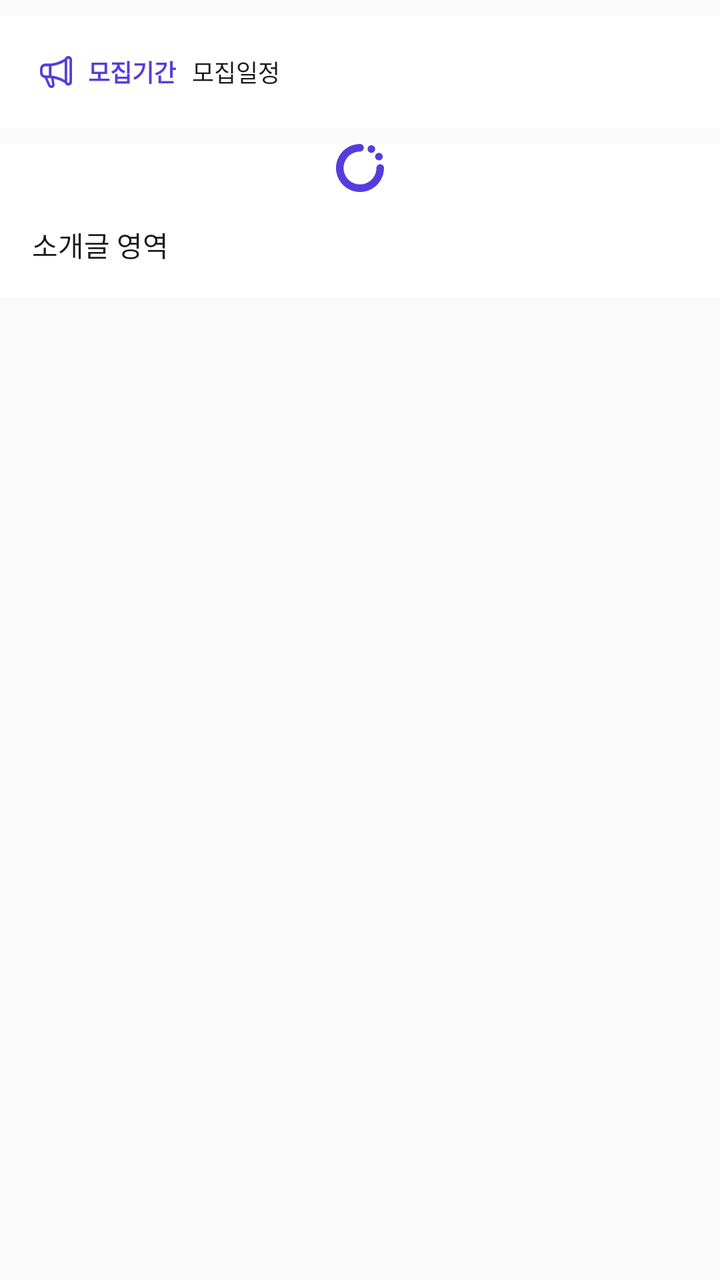
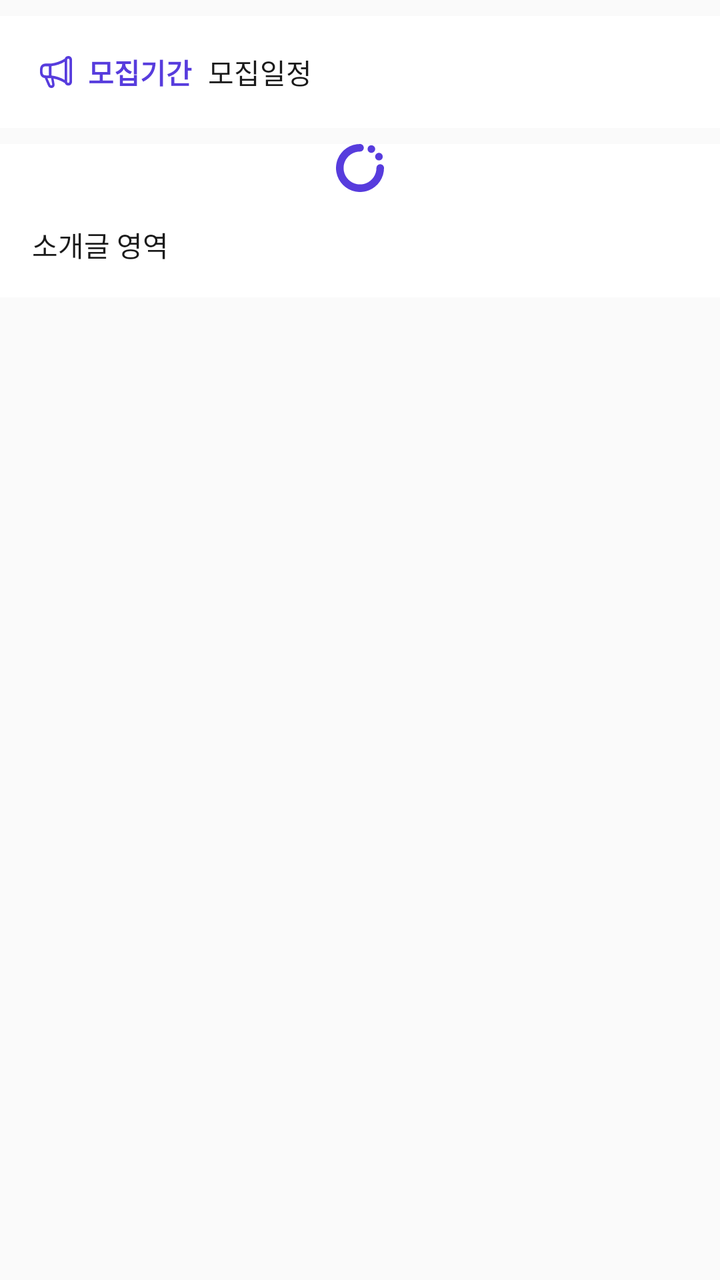

The first picture is an Android layout as it rendered before a commit; the second is the same layout after the commit. The layout source and the unified diff follow.
<!-- AndroidManifest.xml: application theme Theme.CircleOn -->
<!-- res/layout/fragment_circle_detail_introduction.xml -->
<?xml version="1.0" encoding="utf-8"?>
<androidx.core.widget.NestedScrollView xmlns:android="http://schemas.android.com/apk/res/android"
    xmlns:tools="http://schemas.android.com/tools"
    android:layout_width="match_parent"
    android:layout_height="match_parent"
    android:background="@color/grey_1"
    android:orientation="vertical"
    tools:context=".view.screen.home.CircleDetailIntroductionFragment">

    <androidx.appcompat.widget.LinearLayoutCompat
        android:layout_width="match_parent"
        android:layout_height="wrap_content"
        android:orientation="vertical">

        <androidx.appcompat.widget.LinearLayoutCompat
            android:layout_width="match_parent"
            android:layout_height="wrap_content"
            android:layout_marginVertical="@dimen/margin_padding_small"
            android:padding="@dimen/margin_padding_large"
            android:orientation="horizontal"
            android:gravity="center_vertical"
            android:background="@color/white">

            <androidx.appcompat.widget.AppCompatImageView
                android:layout_width="wrap_content"
                android:layout_height="wrap_content"
                android:src="@drawable/ic_announcement"/>

            <androidx.appcompat.widget.AppCompatTextView
                android:layout_width="wrap_content"
                android:layout_height="wrap_content"
                android:layout_marginStart="@dimen/margin_padding_x_small"
                android:textAppearance="@style/small_bold_text"
                android:textColor="@color/purple_5"
                android:text="@string/text_recruitment_date"/>

            <androidx.appcompat.widget.AppCompatTextView
                android:id="@+id/txtRecruitmentDate"
                android:layout_width="wrap_content"
                android:layout_height="wrap_content"
                android:textSize="@dimen/text_size_small"
                android:textColor="@color/grey_9"
                android:lineSpacingExtra="2sp"
                android:layout_marginStart="@dimen/margin_padding_small"
                android:text="모집일정"/>

        </androidx.appcompat.widget.LinearLayoutCompat>

        <androidx.appcompat.widget.AppCompatImageView
            android:id="@+id/imgCircleIntroduction"
            android:layout_width="match_parent"
            android:layout_height="wrap_content"
            android:background="@color/white"
            android:src="@drawable/logo_main"/>

        <TextView
            android:id="@+id/txtCircleIntroductionContent"
            android:layout_width="match_parent"
            android:layout_height="wrap_content"
            android:padding="@dimen/margin_padding_large"
            android:textSize="@dimen/text_size_default"
            android:textColor="@color/grey_9"
            android:background="@color/white"
            android:text="소개글 영역"/>

    </androidx.appcompat.widget.LinearLayoutCompat>

</androidx.core.widget.NestedScrollView>
<!-- resources referenced by this layout -->
<resources>
  <color name="grey_1">#FAFAFA</color>
  <color name="grey_9">#1A1A1A</color>
  <color name="purple_5">#573CDD</color>
  <color name="white">#FFFFFFFF</color>
  <dimen name="margin_padding_large">16dp</dimen>
  <dimen name="margin_padding_small">8dp</dimen>
  <dimen name="margin_padding_x_small">4dp</dimen>
  <dimen name="text_size_default">14sp</dimen>
  <dimen name="text_size_small">12sp</dimen>
  <!-- drawable ic_announcement (drawable) -->
  <vector xmlns:android="http://schemas.android.com/apk/res/android"
      android:width="24dp"
      android:height="24dp"
      android:viewportWidth="24"
      android:viewportHeight="24">
    <path
        android:pathData="M4,11.953C4,13.741 4.83,14.803 6.382,15.033L7.914,18.622C8.305,19.548 8.852,20 9.668,20C10.728,20 11.491,19.189 11.261,17.918L10.789,15.291C12.698,15.686 14.622,16.425 16.396,17.509C16.639,18.284 17.294,18.787 18.151,18.787C19.237,18.787 20,17.976 20,16.813V5.974C20,4.811 19.237,4 18.151,4C17.274,4 16.606,4.531 16.376,5.342C14.291,6.656 11.625,7.517 9.5,7.761H7.037C5.066,7.761 4,8.86 4,10.884V11.953ZM17.577,16.813V5.974C17.577,5.615 17.807,5.364 18.151,5.364C18.488,5.364 18.718,5.615 18.718,5.974V16.813C18.718,17.172 18.488,17.423 18.151,17.423C17.807,17.423 17.577,17.172 17.577,16.813ZM9.709,13.748V9.089C12.078,8.788 14.325,8.07 16.295,6.893V15.951C14.284,14.746 12.057,14.049 9.709,13.748ZM7.037,13.712C5.782,13.712 5.282,13.21 5.282,11.953V10.884C5.282,9.628 5.782,9.125 7.037,9.125H8.427V13.712H7.037ZM9.115,18.241L7.712,15.076H9.459C9.48,15.076 9.507,15.083 9.534,15.083L10.087,18.091C10.161,18.471 9.959,18.715 9.655,18.715C9.385,18.715 9.257,18.564 9.115,18.241Z"
        android:fillColor="#573CDD"/>
  </vector>
  <string name="text_recruitment_date">모집기간</string>
  <style name="small_bold_text">
          <item name="android:textSize">@dimen/text_size_small</item>
          <item name="android:textFontWeight">600</item>
      </style>
  <style name="Theme.CircleOn" parent="Base.Theme.CircleOn" />v
  <style name="Base.Theme.CircleOn" parent="Theme.Material3.DayNight.NoActionBar">
          <item name="android:statusBarColor">@color/grey_3</item>
          <item name="actionOverflowMenuStyle">@style/pop_up_menu</item>
          <item name="popupMenuStyle">@style/pop_up_menu</item>
      </style>
  <color name="grey_3">#EBEBEB</color>
  <style name="pop_up_menu" parent="Widget.AppCompat.PopupMenu">
          <item name="android:popupBackground">@drawable/bg_overflow_menu</item>
          <item name="overlapAnchor">false</item>
          <item name="android:textAppearance">@style/pop_up_text</item>
          <item name="android:layout_width">48dp</item>
      </style>
  <!-- drawable bg_overflow_menu (drawable) -->
  <?xml version="1.0" encoding="utf-8"?>
  <shape xmlns:android="http://schemas.android.com/apk/res/android"
      android:shape="rectangle">
  
      <corners android:radius="@dimen/round_default"/>
      <stroke android:color="@color/grey_3"
          android:width="1dp" />
      <solid android:color="@color/white" />
  </shape>
  <style name="pop_up_text" parent="TextAppearance.AppCompat.Widget.PopupMenu.Small">
          <item name="android:textSize">@dimen/text_size_small</item>
          <item name="android:textColor">@color/grey_9</item>
      </style>
  <dimen name="round_default">8dp</dimen>
  <!-- unchanged entries left out for length: 1 -->
</resources>

<!-- the commit's change to res/layout/fragment_circle_detail_introduction.xml (unified diff, before → after) -->
@@ -30,7 +30,7 @@
                 android:layout_width="wrap_content"
                 android:layout_height="wrap_content"
                 android:layout_marginStart="@dimen/margin_padding_x_small"
-                android:textAppearance="@style/small_bold_text"
+                android:textAppearance="@style/default_bold_text"
                 android:textColor="@color/purple_5"
                 android:text="@string/text_recruitment_date"/>
 
@@ -38,7 +38,7 @@
                 android:id="@+id/txtRecruitmentDate"
                 android:layout_width="wrap_content"
                 android:layout_height="wrap_content"
-                android:textSize="@dimen/text_size_small"
+                android:textSize="@dimen/text_size_default"
                 android:textColor="@color/grey_9"
                 android:lineSpacingExtra="2sp"
                 android:layout_marginStart="@dimen/margin_padding_small"
<!-- resource entries referenced after the edit -->
@@ -20,8 +20,8 @@
         android:fillColor="#573CDD"/>
   </vector>
   <string name="text_recruitment_date">모집기간</string>
-  <style name="small_bold_text">
-          <item name="android:textSize">@dimen/text_size_small</item>
+  <style name="default_bold_text">
+          <item name="android:textSize">@dimen/text_size_default</item>
           <item name="android:textFontWeight">600</item>
       </style>
   <style name="Theme.CircleOn" parent="Base.Theme.CircleOn" />v
